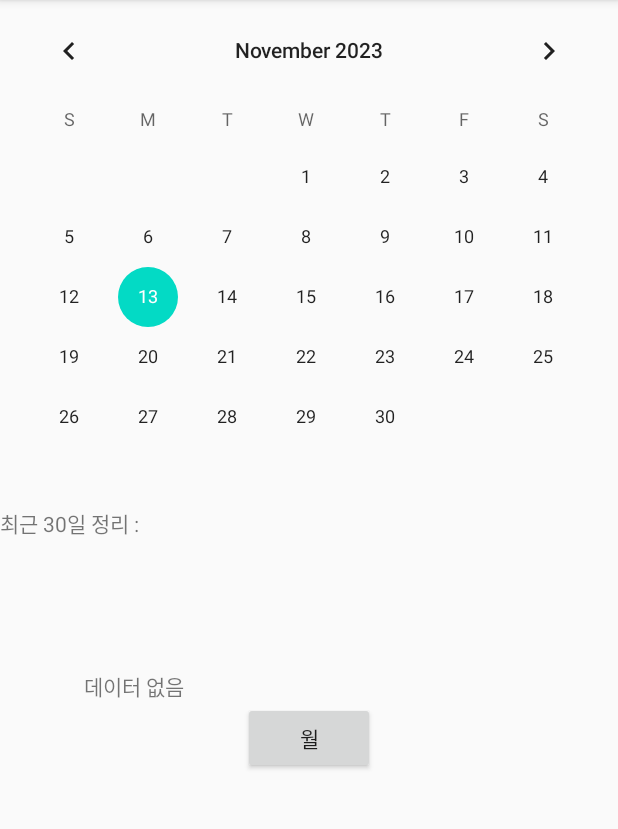
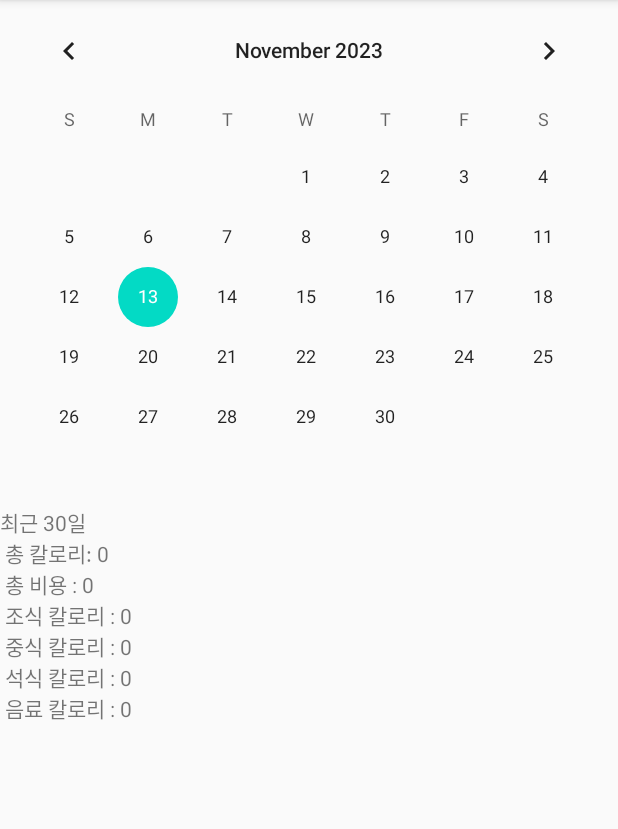
Before and after one commit to 99apollo/MobileSoftware, an Android app: the FoodAnalyze screen opened directly, with no data from a screen before it, on a phone screen of 412 x 824 dp, the part 84-913 px from its top. Run offline under Robolectric (Android 15) with nearby library versions, the phone set to English and light mode, and no system bars.

Commit message:
수정본11

```diff
--- a/app/src/main/java/com/example/myapplication/FoodAnalyze.java
+++ b/app/src/main/java/com/example/myapplication/FoodAnalyze.java
@@ -1,18 +1,22 @@
 package com.example.myapplication;
 
 import android.content.Context;
+import android.content.Intent;
 import android.content.SharedPreferences;
 import android.os.Bundle;
 import android.util.Log;
 import android.view.MenuItem;
 import android.view.View;
 import android.widget.Button;
+import android.widget.CalendarView;
 import android.widget.PopupMenu;
 import android.widget.TextView;
 import android.widget.Toast;
 
 import androidx.annotation.Nullable;
 import androidx.appcompat.app.AppCompatActivity;
+import androidx.recyclerview.widget.LinearLayoutManager;
+import androidx.recyclerview.widget.RecyclerView;
 
 import com.google.gson.Gson;
 
@@ -22,27 +26,26 @@ import java.util.ArrayList;
 import java.util.Calendar;
 import java.util.Date;
 import java.util.HashMap;
+import java.util.HashSet;
 import java.util.List;
 import java.util.Locale;
 import java.util.Map;
 
 public class FoodAnalyze extends AppCompatActivity {
-
+    private RecyclerView recyclerView2;
+    private CalendarView calendarView;
+    private FoodAnalyzeAdapter adapter1;
     private TextView displayDataTextView;
     private SharedPreferences sharedPreferences;
     private static final String PREFERENCES_NAME = "FoodPreferences";
+    private int Color_num;
+
+
 
     @Override
     protected void onCreate(@Nullable Bundle saveInstanceState){
         super.onCreate(saveInstanceState);
         setContentView(R.layout.food_analyze_layout);
-        Button button = findViewById(R.id.month);
-        button.setOnClickListener(new View.OnClickListener() {
-            @Override
-            public void onClick(View view) {
-                showDynamicPopupMenu(view);
-            }
-        });
         List<FoodData> dataList=getAllFoodDataFromPreferences();
         int totalCost=0;
         int totalCal=0;
@@ -50,7 +53,9 @@ public class FoodAnalyze extends AppCompatActivity {
         int lunchCal=0;
         int dinnerCal=0;
         int drinkCal=0;
+        int item=0;
         for(FoodData entry:dataList){
+            item++;
             String Type=entry.getSelectedType();
             totalCost+=entry.getCost();
             // 조식, 중식, 석식, 음료에 해당하는 칼로리 업데이트
@@ -65,7 +70,38 @@ public class FoodAnalyze extends AppCompatActivity {
             }
             totalCal+=entry.getCalories();
         }
-        Log.e("cal : ",totalCal+" 조식 "+brekfastCal);
+        TextView recent =findViewById(R.id.recent30days);
+        recent.setText("최근 30일\n 총 칼로리: "+totalCal+"\n 총 비용 : "+totalCost+"\n 조식 칼로리 : "+brekfastCal+"\n 중식 칼로리 : "+lunchCal+"\n 석식 칼로리 : "+dinnerCal+"\n 음료 칼로리 : "+drinkCal);
+
+
+        // SharedPreferences에서 데이터 개수를 가져옴
+//        sharedPreferences = getSharedPreferences(PREFERENCES_NAME, MODE_PRIVATE);
+//// RecyclerView 초기화
+//        recyclerView2 = findViewById(R.id.recyclerView2);
+//        recyclerView2.setLayoutManager(new LinearLayoutManager(this));
+//// 어댑터 초기화
+//        adapter1 = new FoodAnalyzeAdapter(this, dataList);
+//        recyclerView2.setAdapter(adapter1);
+        // CalendarView 초기화
+        calendarView = findViewById(R.id.calenderView);
+
+        // RecyclerView 초기화
+        recyclerView2 = findViewById(R.id.recyclerView2);
+        recyclerView2.setLayoutManager(new LinearLayoutManager(this));
+        adapter1 = new FoodAnalyzeAdapter(this, new ArrayList<>());
+
+
+        // CalendarView에 선택 날짜 변경 리스너 추가
+        calendarView.setOnDateChangeListener(new CalendarView.OnDateChangeListener() {
+            @Override
+            public void onSelectedDayChange(CalendarView view, int year, int month, int dayOfMonth) {
+                // 사용자가 선택한 날짜를 이용하여 데이터를 가져와 RecyclerView를 업데이트
+                String selectedDate = year + "년" + (month + 1) + "월" + dayOfMonth + "일";
+                List<FoodData> dataList1 = getFoodDataForSelectedDate(selectedDate);
+                adapter1 = new FoodAnalyzeAdapter(FoodAnalyze.this, dataList1);
+                recyclerView2.setAdapter(adapter1);
+            }
+        });
     }
     public List<FoodData> getAllFoodDataFromPreferences() {
         SharedPreferences sharedPreferences = getSharedPreferences(PREFERENCES_NAME, MODE_PRIVATE);
@@ -104,6 +140,7 @@ public class FoodAnalyze extends AppCompatActivity {
 
         return foodDatabefore30;
     }
+
     // 선택한 날짜 문자열을 파싱하여 Calendar 객체로 변환
     private Calendar parseSelectedDate(String selectedDateStr) {
         SimpleDateFormat format = new SimpleDateFormat("yyyy년MM월dd일HH시mm분", Locale.getDefault());
@@ -117,42 +154,23 @@ public class FoodAnalyze extends AppCompatActivity {
             return null;
         }
     }
-    private void showDynamicPopupMenu(View view) {
-        PopupMenu popupMenu = new PopupMenu(this, view);
-        Button button = findViewById(R.id.month);
-        // 동적으로 생성한 항목을 팝업 메뉴에 추가
-        for (int i = 0; i < getDataSize(); i++) {
-            popupMenu.getMenu().add(0, i, i, getDataItem(i));
+    // 선택한 날짜에 해당하는 데이터를 가져오는 메서드
+    private List<FoodData> getFoodDataForSelectedDate(String selectedDate) {
+        // SharedPreferences에서 선택한 날짜에 해당하는 데이터를 가져와서 리스트에 추가
+        SharedPreferences sharedPreferences = getSharedPreferences(PREFERENCES_NAME, MODE_PRIVATE);
+        Map<String, ?> allEntries = sharedPreferences.getAll();
+        List<FoodData> foodDataList = new ArrayList<>();
+
+        for (Map.Entry<String, ?> entry : allEntries.entrySet()) {
+            String foodDataJson = entry.getValue().toString();
+            if (entry.getKey().startsWith("data_set_")) {
+                FoodData foodData = new Gson().fromJson(foodDataJson, FoodData.class);
+                if (foodData.getDate().equals(selectedDate)) {
+                    foodDataList.add(foodData);
+                }
+            }
         }
 
-        popupMenu.setOnMenuItemClickListener(new PopupMenu.OnMenuItemClickListener() {
-            @Override
-            public boolean onMenuItemClick(MenuItem menuItem) {
-                TextView text=findViewById(R.id.total_price);
-
-                int itemId = menuItem.getItemId();
-                String selectedData = getDataItem(itemId);
-                text.setText(selectedData);
-                button.setText(selectedData);
-                Toast.makeText(FoodAnalyze.this, selectedData + " 선택", Toast.LENGTH_SHORT).show();
-                return true;
-            }
-        });
-
-        popupMenu.show();
-    }
-    // 데이터 크기 반환
-    private int getDataSize() {
-        // 여기에서 데이터 크기를 동적으로 반환
-        // 예: 5개나 10개, 데이터 크기에 따라 다르게 반환
-        return 5; // 예제로 5개로 설정
-    }
-
-    // 데이터 항목 반환
-    private String getDataItem(int index) {
-        // 여기에서 인덱스에 따른 데이터 항목을 동적으로 반환
-        // 예: 데이터 리스트나 배열에서 해당 인덱스의 항목 반환
-        // 예제로 간단히 문자열을 반환
-        return "항목 " + (index + 1);
+        return foodDataList;
     }
 }
--- a/app/src/main/res/layout/food_analyze_layout.xml
+++ b/app/src/main/res/layout/food_analyze_layout.xml
@@ -16,39 +16,35 @@
         android:id="@+id/calenderView"
         tools:ignore="MissingConstraints" />
 
-    <androidx.constraintlayout.widget.ConstraintLayout
-        android:layout_width="match_parent"
+    <LinearLayout
+        android:layout_width="wrap_content"
         android:layout_height="wrap_content"
         app:layout_constraintStart_toStartOf="parent"
         app:layout_constraintTop_toBottomOf="@+id/calenderView">
 
         <TextView
+            android:id="@+id/recent30days"
+            android:layout_width="wrap_content"
+            android:layout_height="wrap_content"
+            android:text="최근 30일 정리 :" />
+
+
+    </LinearLayout>
+
+    <LinearLayout
+        android:layout_width="wrap_content"
+        android:layout_height="wrap_content"
+        app:layout_constraintEnd_toEndOf="parent"
+        app:layout_constraintTop_toBottomOf="@+id/calenderView">
+
+        <androidx.recyclerview.widget.RecyclerView
+            android:id="@+id/recyclerView2"
             android:layout_width="match_parent"
             android:layout_height="wrap_content"
-            android:text="최근 30일 정리 :"
-            app:layout_constraintBottom_toBottomOf="parent"
-            app:layout_constraintEnd_toEndOf="parent"
-            app:layout_constraintStart_toStartOf="parent" />
+            app:layout_constraintTop_toBottomOf="@+id/month"
+            app:layout_constraintBottom_toBottomOf="parent" />
+    </LinearLayout>
 
 
-    </androidx.constraintlayout.widget.ConstraintLayout>
-    <TextView
-        android:id="@+id/total_price"
-        android:layout_width="wrap_content"
-        android:layout_height="wrap_content"
-        android:layout_marginStart="56dp"
-        android:layout_marginBottom="300dp"
-        android:text="데이터 없음"
-        app:layout_constraintBottom_toBottomOf="parent"
-        app:layout_constraintStart_toStartOf="parent" />
-
-    <Button
-        android:id="@+id/month"
-        android:layout_width="wrap_content"
-        android:layout_height="wrap_content"
-        android:text="월"
-        app:layout_constraintEnd_toEndOf="parent"
-        app:layout_constraintStart_toStartOf="parent"
-        app:layout_constraintTop_toBottomOf="@+id/total_price" />
 
 </androidx.constraintlayout.widget.ConstraintLayout>
```
Also changed, not shown: app/src/main/java/com/example/myapplication/FoodAnalyzeAdapter.java (added, +77 -0 lines), app/src/main/res/layout/analyze_item.xml (added, +48 -0 lines).
